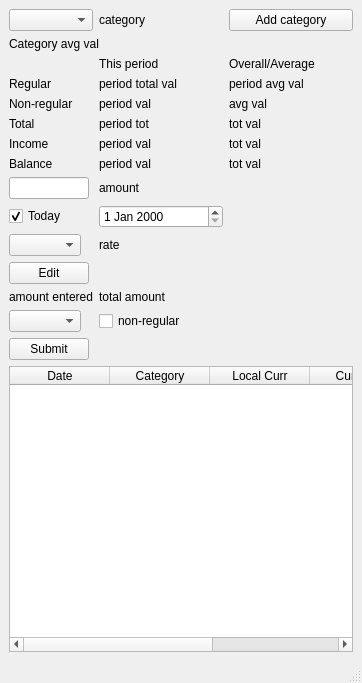
First picture: the form in mainwindow.ui, repository tvb2/expenses, before the edit.
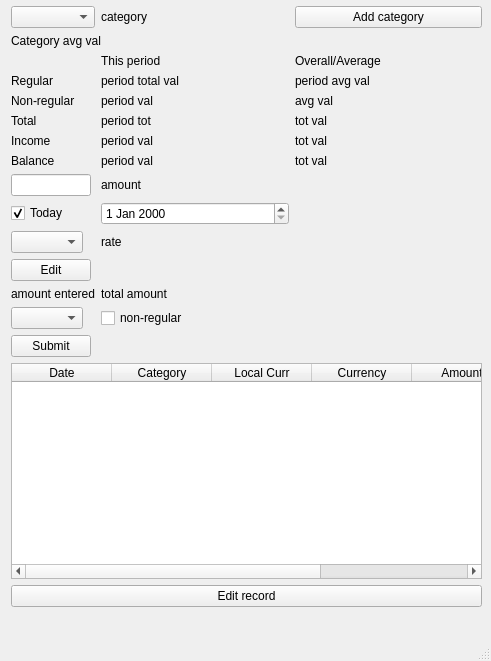
Second picture: the form after the edit.

Diff of the .ui file:
```diff
--- a/mainwindow.ui
+++ b/mainwindow.ui
@@ -6,16 +6,25 @@
    <rect>
     <x>0</x>
     <y>0</y>
-    <width>362</width>
-    <height>683</height>
+    <width>491</width>
+    <height>661</height>
    </rect>
   </property>
   <property name="windowTitle">
    <string>Expenses under control</string>
   </property>
   <widget class="QWidget" name="centralwidget">
-   <layout class="QGridLayout" name="gridLayout_2">
-    <item row="0" column="0">
+   <widget class="QWidget" name="verticalLayoutWidget">
+    <property name="geometry">
+     <rect>
+      <x>11</x>
+      <y>6</y>
+      <width>471</width>
+      <height>601</height>
+     </rect>
+    </property>
+    <layout class="QVBoxLayout" name="verticalLayout">
+     <item>
      <layout class="QGridLayout" name="gridLayout">
       <item row="7" column="1">
        <widget class="QLabel" name="lbPeriodBalance">
@@ -342,7 +351,7 @@
       </item>
      </layout>
     </item>
-    <item row="1" column="0">
+     <item>
      <widget class="QTableWidget" name="tableWidget">
       <property name="editTriggers">
        <set>QAbstractItemView::EditTrigger::NoEditTriggers</set>
@@ -403,9 +412,22 @@
         <string>Amount</string>
        </property>
       </column>
+       <column>
+        <property name="text">
+         <string>id</string>
+        </property>
+       </column>
+      </widget>
+     </item>
+     <item>
+      <widget class="QPushButton" name="pbEditRecord">
+       <property name="text">
+        <string>Edit record</string>
+       </property>
      </widget>
     </item>
    </layout>
+   </widget>
   </widget>
   <widget class="QMenuBar" name="menubar">
    <property name="geometry">
```
Left out of the diff: 2 changed lines with no effect on the pictures. Lines whose indentation alone changed are shown as unchanged.
